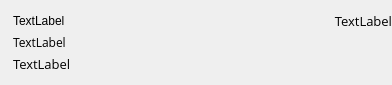
Old version of the form src/gui/ui/transactionframe.ui in the repository ConcealNetwork/conceal-desktop.
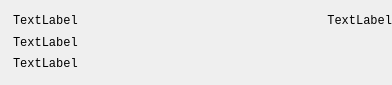
New version of the form.

Patch:
```diff
--- a/src/gui/ui/transactionframe.ui
+++ b/src/gui/ui/transactionframe.ui
@@ -82,6 +82,12 @@
        </property>
        <item>
         <widget class="QLabel" name="m_timeLabel">
+         <property name="font">
+          <font>
+           <family>Courier New</family>
+           <pointsize>9</pointsize>
+          </font>
+         </property>
          <property name="text">
           <string>TextLabel</string>
          </property>
@@ -91,8 +97,8 @@
         <widget class="QLabel" name="m_messageLabel">
          <property name="font">
           <font>
-           <family>Open Sans</family>
-           <pointsize>10</pointsize>
+           <family>Courier New</family>
+           <pointsize>9</pointsize>
           </font>
          </property>
          <property name="text">
@@ -109,7 +115,7 @@
       <widget class="QLabel" name="m_hashLabel">
        <property name="font">
         <font>
-         <family>Open Sans</family>
+         <family>Courier New</family>
          <pointsize>9</pointsize>
         </font>
        </property>
@@ -134,8 +140,8 @@
       <widget class="QLabel" name="m_amountLabel">
        <property name="font">
         <font>
-         <family>Open Sans</family>
-         <pointsize>10</pointsize>
+         <family>Courier New</family>
+         <pointsize>9</pointsize>
         </font>
        </property>
        <property name="text">
```
